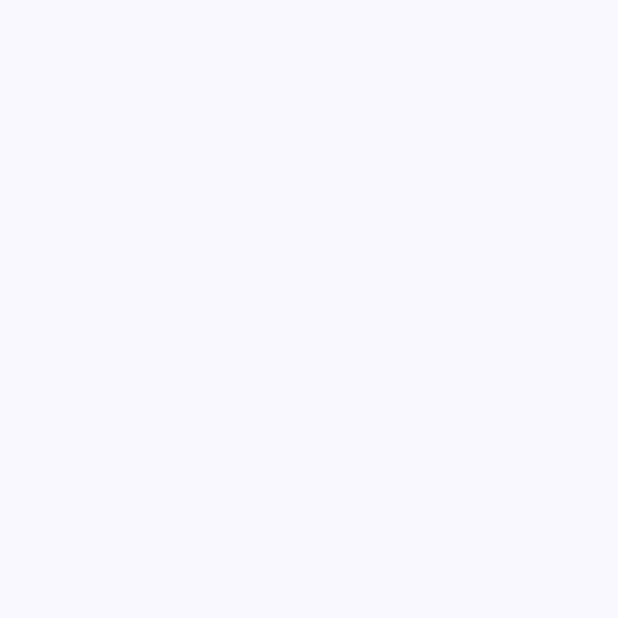
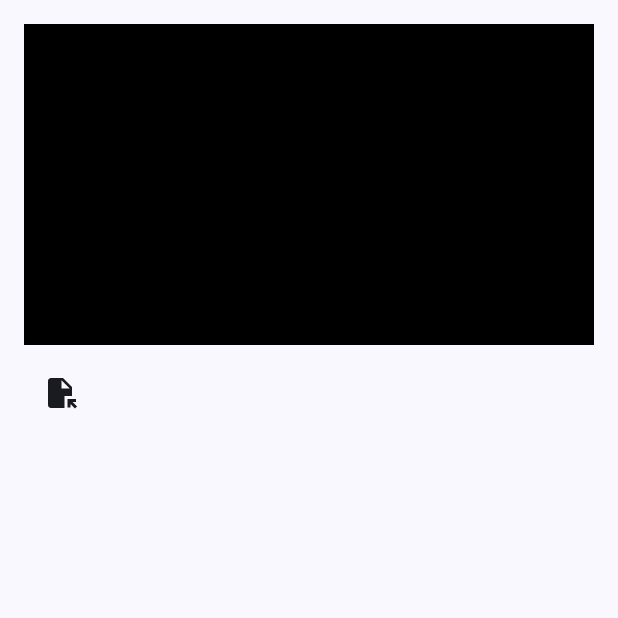
Before and after one commit to raheemadamboev/media3-video-player, an Android app built with Jetpack Compose: the screen it shows after launch (Main), on a phone screen of 412 x 824 dp, the top half of it. Before the commit the part shown is empty. Run offline under Robolectric (Android 15) with nearby library versions, the phone set to English and light mode, and no system bars; our stand-ins replace Dagger/Hilt's generated code.

Commit message:
build video screen

```diff
--- a/app/src/main/java/xyz/teamgravity/media3videoplayer/presentation/screen/VideoScreen.kt
+++ b/app/src/main/java/xyz/teamgravity/media3videoplayer/presentation/screen/VideoScreen.kt
@@ -1,8 +1,95 @@
 package xyz.teamgravity.media3videoplayer.presentation.screen
 
-import androidx.compose.runtime.Composable
+import androidx.activity.compose.rememberLauncherForActivityResult
+import androidx.activity.result.contract.ActivityResultContracts
+import androidx.compose.foundation.clickable
+import androidx.compose.foundation.layout.*
+import androidx.compose.foundation.lazy.LazyColumn
+import androidx.compose.foundation.lazy.items
+import androidx.compose.material.icons.Icons
+import androidx.compose.material.icons.filled.FileOpen
+import androidx.compose.material3.Icon
+import androidx.compose.material3.IconButton
+import androidx.compose.material3.Text
+import androidx.compose.runtime.*
+import androidx.compose.ui.Modifier
+import androidx.compose.ui.platform.LocalLifecycleOwner
+import androidx.compose.ui.res.stringResource
+import androidx.compose.ui.unit.dp
+import androidx.compose.ui.viewinterop.AndroidView
+import androidx.hilt.navigation.compose.hiltViewModel
+import androidx.lifecycle.Lifecycle
+import androidx.lifecycle.LifecycleEventObserver
+import androidx.media3.ui.PlayerView
+import xyz.teamgravity.media3videoplayer.R
+import xyz.teamgravity.media3videoplayer.presentation.viewmodel.VideoViewModel
 
 @Composable
-fun VideoScreen() {
+fun VideoScreen(
+    viewmodel: VideoViewModel = hiltViewModel(),
+) {
+    val launcher = rememberLauncherForActivityResult(ActivityResultContracts.GetContent()) { uri ->
+        uri?.let(viewmodel::onAddVideo)
+    }
+    val owner = LocalLifecycleOwner.current
+    val videos by viewmodel.videoItems.collectAsState()
+    var lifecycle by remember { mutableStateOf(Lifecycle.Event.ON_CREATE) }
 
+    DisposableEffect(key1 = owner) {
+        val observer = LifecycleEventObserver { _, event ->
+            lifecycle = event
+        }
+        owner.lifecycle.addObserver(observer)
+        onDispose {
+            owner.lifecycle.removeObserver(observer)
+        }
+    }
+
+    Column(
+        modifier = Modifier
+            .fillMaxSize()
+            .padding(16.dp)
+    ) {
+        AndroidView(
+            factory = { context ->
+                PlayerView(context).apply {
+                    player = viewmodel.getPlayer()
+                }
+            },
+            update = { player ->
+                when (lifecycle) {
+                    Lifecycle.Event.ON_PAUSE -> {
+                        player.onPause()
+                        player.player?.pause()
+                    }
+                    Lifecycle.Event.ON_RESUME -> {
+                        player.onResume()
+                    }
+                    else -> Unit
+                }
+            },
+            modifier = Modifier
+                .fillMaxWidth()
+                .aspectRatio(16 / 9F)
+        )
+        Spacer(modifier = Modifier.height(8.dp))
+        IconButton(onClick = { launcher.launch("video/mp4") }) {
+            Icon(
+                imageVector = Icons.Default.FileOpen,
+                contentDescription = stringResource(id = R.string.cd_open_video_file)
+            )
+        }
+        Spacer(modifier = Modifier.height(16.dp))
+        LazyColumn(modifier = Modifier.fillMaxWidth()) {
+            items(videos) { video ->
+                Text(
+                    text = video.name,
+                    modifier = Modifier
+                        .fillMaxWidth()
+                        .padding(16.dp)
+                        .clickable { viewmodel.onSelectVideo(video.mediaItem) }
+                )
+            }
+        }
+    }
 }
```
